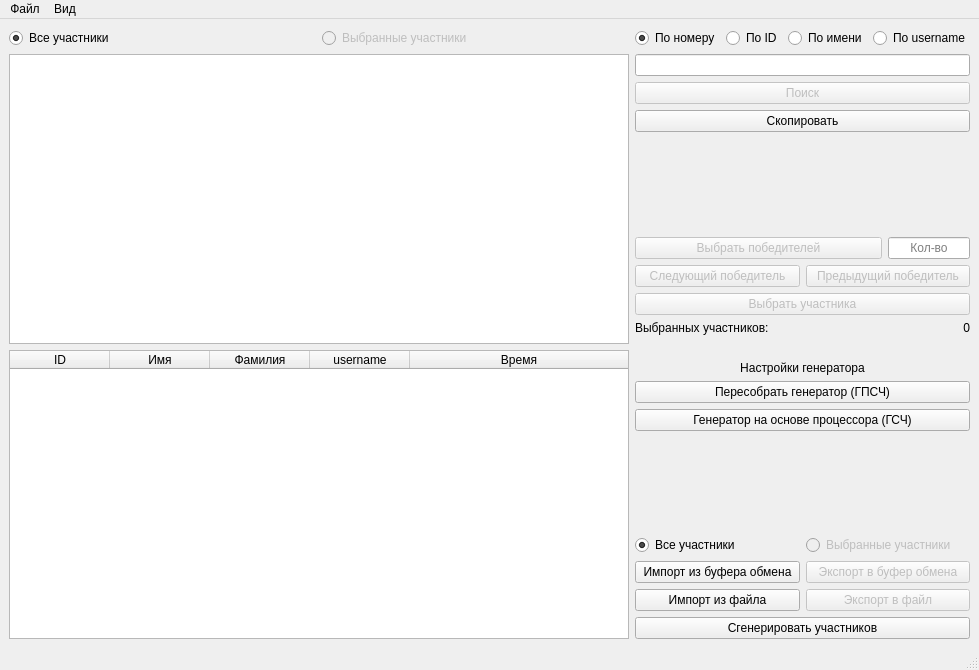
Above: src/mainwindow.ui from TeynKwod/Lottery-Engine before the change. Below: the same form after it.
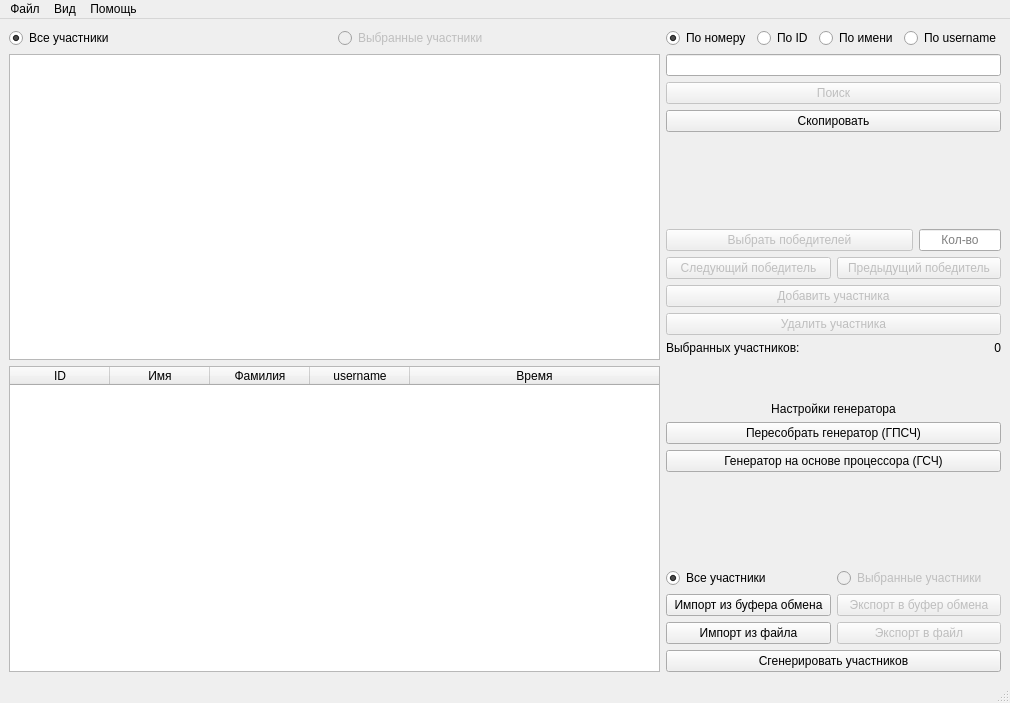
That is the form after the change.

```diff
--- a/src/mainwindow.ui
+++ b/src/mainwindow.ui
@@ -6,8 +6,8 @@
    <rect>
     <x>0</x>
     <y>0</y>
-    <width>979</width>
-    <height>670</height>
+    <width>1010</width>
+    <height>703</height>
    </rect>
   </property>
   <property name="windowTitle">
@@ -290,7 +290,17 @@
          <bool>false</bool>
         </property>
         <property name="text">
-         <string>Выбрать участника</string>
+         <string>Добавить участника</string>
+        </property>
+       </widget>
+      </item>
+      <item>
+       <widget class="QPushButton" name="btn_delete_part">
+        <property name="enabled">
+         <bool>false</bool>
+        </property>
+        <property name="text">
+         <string>Удалить участника</string>
         </property>
        </widget>
       </item>
@@ -323,9 +333,24 @@
       </item>
       <item>
        <widget class="QLabel" name="lbl_info">
+        <property name="sizePolicy">
+         <sizepolicy hsizetype="Preferred" vsizetype="Fixed">
+          <horstretch>0</horstretch>
+          <verstretch>0</verstretch>
+         </sizepolicy>
+        </property>
+        <property name="minimumSize">
+         <size>
+          <width>0</width>
+          <height>35</height>
+         </size>
+        </property>
         <property name="text">
          <string/>
         </property>
+        <property name="wordWrap">
+         <bool>true</bool>
+        </property>
        </widget>
       </item>
       <item>
@@ -457,7 +482,7 @@
     <rect>
      <x>0</x>
      <y>0</y>
-     <width>979</width>
+     <width>1010</width>
      <height>21</height>
     </rect>
    </property>
@@ -489,8 +514,16 @@
     <addaction name="act_show_tbl"/>
     <addaction name="act_show_lst"/>
    </widget>
+   <widget class="QMenu" name="menu">
+    <property name="title">
+     <string>Помощь</string>
+    </property>
+    <addaction name="act_help"/>
+    <addaction name="act_creator"/>
+   </widget>
    <addaction name="menu_file"/>
    <addaction name="menu_show"/>
+   <addaction name="menu"/>
   </widget>
   <widget class="QStatusBar" name="statusbar"/>
   <action name="act_show_tbl">
```
Left out of the diff: 14 changed lines with no effect on the pictures.
